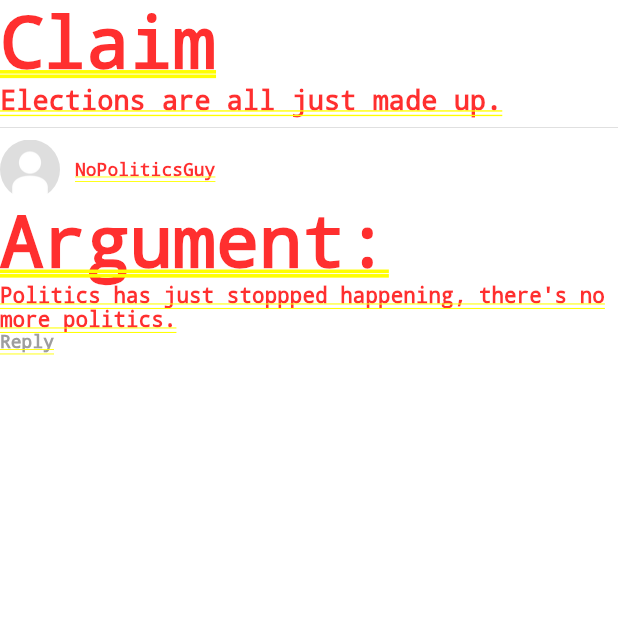
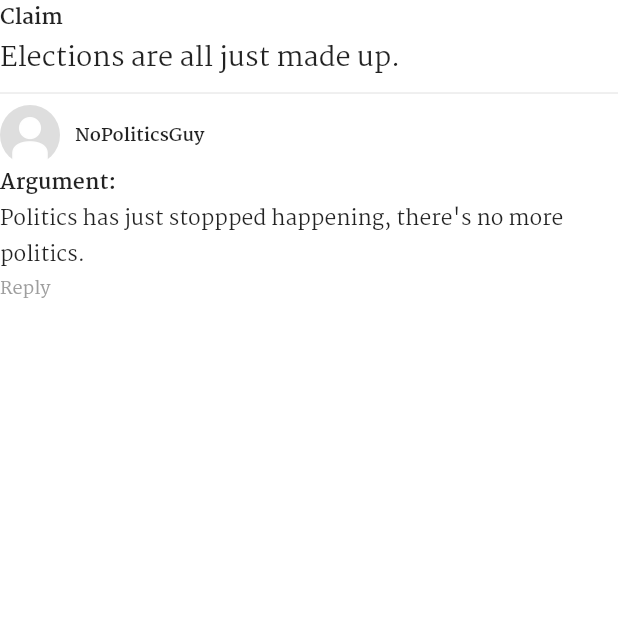
Before and after one commit to CS130-W20/team-B6, a Flutter app: the AppHome screen opened directly, after a tap on "NoPoliticsGuy", on a phone screen of 412 x 824 dp, the top half of it. Run offline on Flutter 3.47's test engine with Material 2 defaults, Android fonts, the phone set to English and light mode, and no system bars; our stand-ins replace flutter_form_builder, rxdart; network calls fail.

Commit message:
Fix style of full comment.
The full comment now matches the app's style, but I still need to figure out how to get that style directly rather than copying it.

```diff
--- a/frontend/lib/comment.dart
+++ b/frontend/lib/comment.dart
@@ -14,7 +14,18 @@ class Comment extends StatefulWidget {
 
   commentPreview(BuildContext context) => InkWell(
     onTap: () {
-      Navigator.push(context, MaterialPageRoute(builder: (context) => this));
+      print("context: " + context.toString());
+      print(this.toString());
+      // TODO(Jeffrey): figure out how to get this material info directly rather than hard coding it.
+      Navigator.push(context, MaterialPageRoute(builder: (context) => MaterialApp(
+        title: 'Flutter Demo',
+        debugShowCheckedModeBanner: false,
+        theme: ThemeData(
+            primarySwatch: Colors.blue,
+            fontFamily: 'Martel'
+        ),
+        home: Material(child: this),
+      )));
     },
     child: Column(
       crossAxisAlignment: CrossAxisAlignment.start,
```
